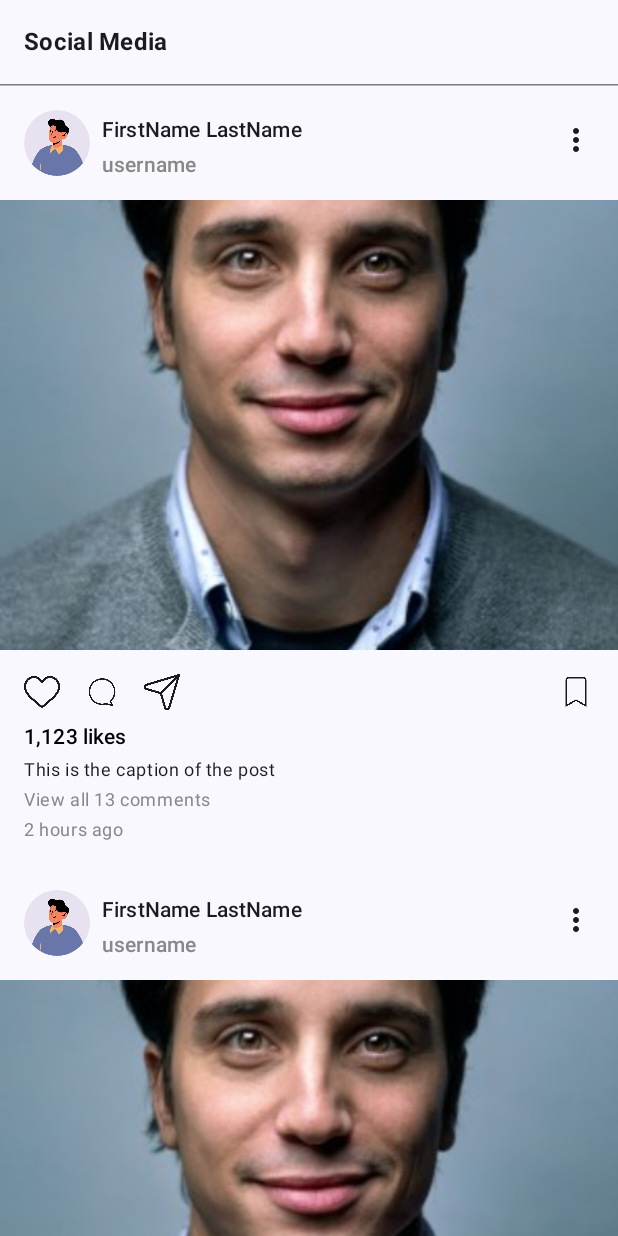
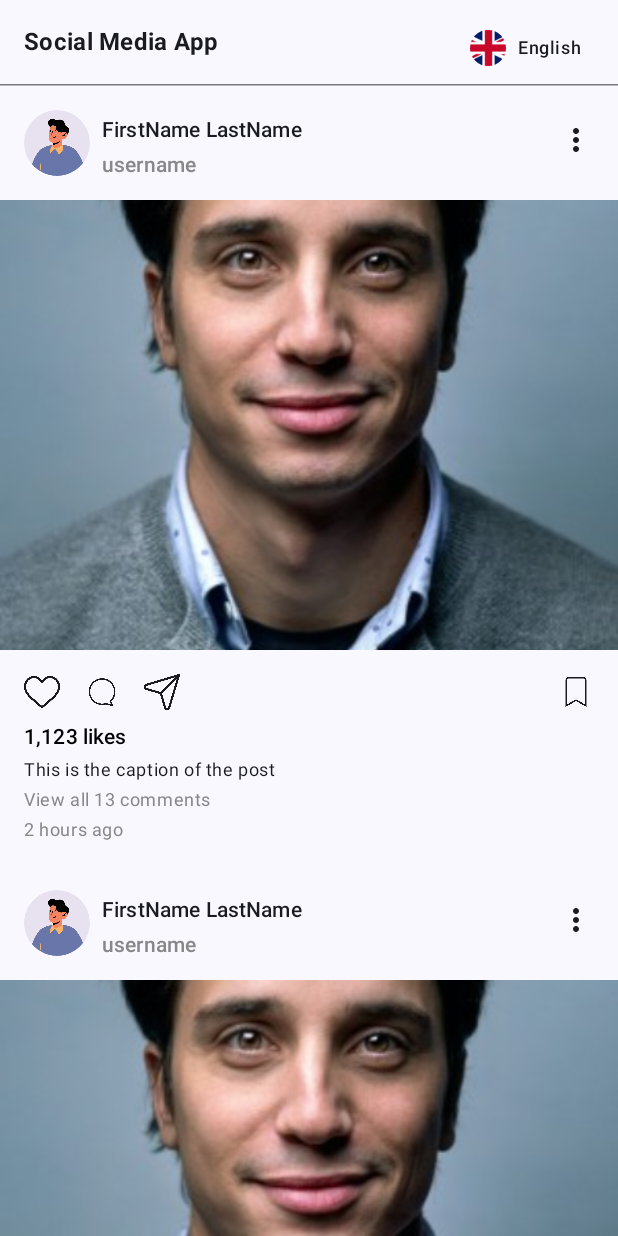
Before and after one commit to sunildhiman90/SocialMediaFeed-JetpackCompose, an Android app built with Jetpack Compose: the screen it shows after launch (MainActivity), on a phone screen of 412 x 824 dp. Run offline under Robolectric (Android 15) with nearby library versions, the phone set to English and light mode, and no system bars; our stand-ins replace constraintlayout-compose.

Commit message:
Add Multi Language Support

```diff
--- /dev/null
+++ b/app/src/main/java/com/codingambitions/socialmediafeedjc/LanguageChangeHelper.kt
@@ -0,0 +1,35 @@
+package com.codingambitions.socialmediafeedjc
+
+import android.app.LocaleManager
+import android.content.Context
+import android.os.Build
+import android.os.LocaleList
+import androidx.appcompat.app.AppCompatDelegate
+import androidx.core.os.LocaleListCompat
+
+class LanguageChangeHelper {
+
+    fun changeLanguage(context: Context, languageCode: String) {
+
+        //if needed we can set in pref.
+
+
+        //version >= 13
+        if (Build.VERSION.SDK_INT >= Build.VERSION_CODES.TIRAMISU) {
+            context.getSystemService(LocaleManager::class.java).applicationLocales =
+                LocaleList.forLanguageTags(languageCode)
+        } else {
+            //version < 13
+            AppCompatDelegate.setApplicationLocales(LocaleListCompat.forLanguageTags(languageCode))
+        }
+    }
+
+    fun getLanguageCode(context: Context,): String {
+        return if (Build.VERSION.SDK_INT >= Build.VERSION_CODES.TIRAMISU) {
+            context.getSystemService(LocaleManager::class.java).applicationLocales[0]?.toLanguageTag()?.split("-")?.first() ?: "en"
+        } else {
+            //version < 13
+            AppCompatDelegate.getApplicationLocales()[0]?.toLanguageTag()?.split("-")?.first() ?: "en"
+        }
+    }
+}
--- a/app/src/main/java/com/codingambitions/socialmediafeedjc/MainActivity.kt
+++ b/app/src/main/java/com/codingambitions/socialmediafeedjc/MainActivity.kt
@@ -4,46 +4,104 @@ import android.os.Bundle
 import androidx.activity.ComponentActivity
 import androidx.activity.compose.setContent
 import androidx.activity.enableEdgeToEdge
+import androidx.annotation.DrawableRes
 import androidx.compose.foundation.ExperimentalFoundationApi
+import androidx.compose.foundation.Image
 import androidx.compose.foundation.background
+import androidx.compose.foundation.clickable
+import androidx.compose.foundation.layout.Arrangement
+import androidx.compose.foundation.layout.Box
 import androidx.compose.foundation.layout.Column
+import androidx.compose.foundation.layout.Row
+import androidx.compose.foundation.layout.Spacer
 import androidx.compose.foundation.layout.fillMaxSize
-import androidx.compose.foundation.layout.fillMaxWidth
+import androidx.compose.foundation.layout.height
 import androidx.compose.foundation.layout.padding
+import androidx.compose.foundation.layout.size
+import androidx.compose.foundation.layout.wrapContentSize
 import androidx.compose.foundation.lazy.LazyColumn
+import androidx.compose.foundation.shape.CircleShape
+import androidx.compose.material3.DropdownMenu
+import androidx.compose.material3.DropdownMenuItem
 import androidx.compose.material3.HorizontalDivider
 import androidx.compose.material3.MaterialTheme
 import androidx.compose.material3.Scaffold
 import androidx.compose.material3.Text
 import androidx.compose.runtime.Composable
+import androidx.compose.runtime.getValue
+import androidx.compose.runtime.mutableStateOf
+import androidx.compose.runtime.remember
+import androidx.compose.runtime.setValue
+import androidx.compose.ui.Alignment
 import androidx.compose.ui.Modifier
+import androidx.compose.ui.draw.clip
+import androidx.compose.ui.layout.ContentScale
+import androidx.compose.ui.res.painterResource
+import androidx.compose.ui.res.stringResource
 import androidx.compose.ui.text.font.FontWeight
 import androidx.compose.ui.tooling.preview.Preview
 import androidx.compose.ui.unit.dp
 import com.codingambitions.socialmediafeedjc.ui.theme.SocialMediaFeedJetpackComposeTheme
 
 class MainActivity : ComponentActivity() {
+
+    val languageChangeHelper by lazy {
+        LanguageChangeHelper()
+    }
+
     @OptIn(ExperimentalFoundationApi::class)
     override fun onCreate(savedInstanceState: Bundle?) {
         super.onCreate(savedInstanceState)
         enableEdgeToEdge()
         setContent {
             SocialMediaFeedJetpackComposeTheme {
+
+                val allLanguages = listOf(
+                    Language("en", "English", R.drawable.uk),
+                    Language("hi", "Hindi", R.drawable.indian),
+                    Language("fr", "French", R.drawable.france),
+                )
+
+                val currentLanguageCode: String = languageChangeHelper.getLanguageCode(applicationContext)
+
+                var currentLanguage by remember { mutableStateOf(currentLanguageCode) }
+
+                val onCurrentLanguageChange: (String) -> Unit = { newLanguage ->
+                    currentLanguage = newLanguage
+                    languageChangeHelper.changeLanguage(applicationContext, newLanguage)
+                }
+
+
                 Scaffold(
                     modifier = Modifier.fillMaxSize()
                 ) { innerPadding ->
                     LazyColumn(modifier = Modifier.padding(innerPadding)) {
                         stickyHeader {
                             Column {
+                                Row(
+                                    modifier = Modifier.background(MaterialTheme.colorScheme.background),
+                                    verticalAlignment = Alignment.CenterVertically
+                                ) {
                                     Text(
-                                    "Social Media",
+                                        stringResource(id = R.string.app_title),
                                         modifier = Modifier
                                             .background(MaterialTheme.colorScheme.background)
-                                        .fillMaxWidth()
                                             .padding(16.dp),
                                         fontWeight = FontWeight.Bold,
                                         style = MaterialTheme.typography.titleMedium
                                     )
+                                    Spacer(modifier = Modifier.weight(1f))
+
+                                    LanguagesDropdown(
+                                        modifier = Modifier
+                                            .background(MaterialTheme.colorScheme.background)
+                                            .padding(top = 8.dp),
+                                        languagesList = allLanguages,
+                                        currentLanguage,
+                                        onCurrentLanguageChange
+                                    )
+                                }
+
                                 HorizontalDivider()
                             }
 
@@ -58,6 +116,91 @@ class MainActivity : ComponentActivity() {
     }
 }
 
+@Composable
+fun LanguagesDropdown(
+    modifier: Modifier = Modifier,
+    languagesList: List<Language>,
+    currentLanguage: String,
+    onCurrentLanguageChange: (String) -> Unit,
+) {
+
+    var expanded by remember { mutableStateOf(false) }
+    var selectedItem by remember { mutableStateOf(languagesList.first { it.code == currentLanguage }) }
+
+    Box(
+        modifier = modifier
+            .padding(end = 16.dp)
+            .wrapContentSize(Alignment.TopEnd)
+    ) {
+        Row(
+            modifier = Modifier
+                .height(24.dp)
+                .clickable {
+                    expanded = !expanded
+                }
+                .padding(horizontal = 8.dp),
+            horizontalArrangement = Arrangement.SpaceBetween,
+            verticalAlignment = Alignment.CenterVertically
+        ) {
+            LanguageListItem(selectedItem)
+        }
+
+        DropdownMenu(
+            expanded = expanded,
+            onDismissRequest = { expanded = false },
+            modifier = Modifier.background(MaterialTheme.colorScheme.background)
+        ) {
+            repeat(languagesList.size) {
+                val item = languagesList[it]
+                DropdownMenuItem(text = {
+                    LanguageListItem(selectedItem = item)
+                }, onClick = {
+                    selectedItem = item
+                    onCurrentLanguageChange(selectedItem.code)
+                    expanded = !expanded
+                })
+            }
+
+        }
+    }
+
+
+}
+
+
+data class Language(
+    val code: String,
+    val name: String,
+    @DrawableRes val flag: Int
+)
+
+@Composable
+fun LanguageListItem(selectedItem: Language) {
+    Row(
+        verticalAlignment = Alignment.CenterVertically,
+        horizontalArrangement = Arrangement.SpaceBetween
+    ) {
+        Image(
+            modifier = Modifier
+                .size(24.dp)
+                .clip(CircleShape),
+            painter = painterResource(selectedItem.flag),
+            contentScale = ContentScale.Crop,
+            contentDescription = selectedItem.code
+        )
+
+        Text(
+            modifier = Modifier.padding(start = 8.dp),
+            text = selectedItem.name,
+            style = MaterialTheme.typography.bodySmall.copy(
+                fontWeight = FontWeight.W500,
+                color = MaterialTheme.colorScheme.onBackground,
+            )
+        )
+    }
+
+}
+
 @Preview(showBackground = true)
 @Composable
 fun GreetingPreview() {
--- /dev/null
+++ b/app/src/main/res/resources.properties
@@ -0,0 +1 @@
+unqualifiedResLocale=en-US
```
Lines whose indentation alone changed are shown as unchanged.
